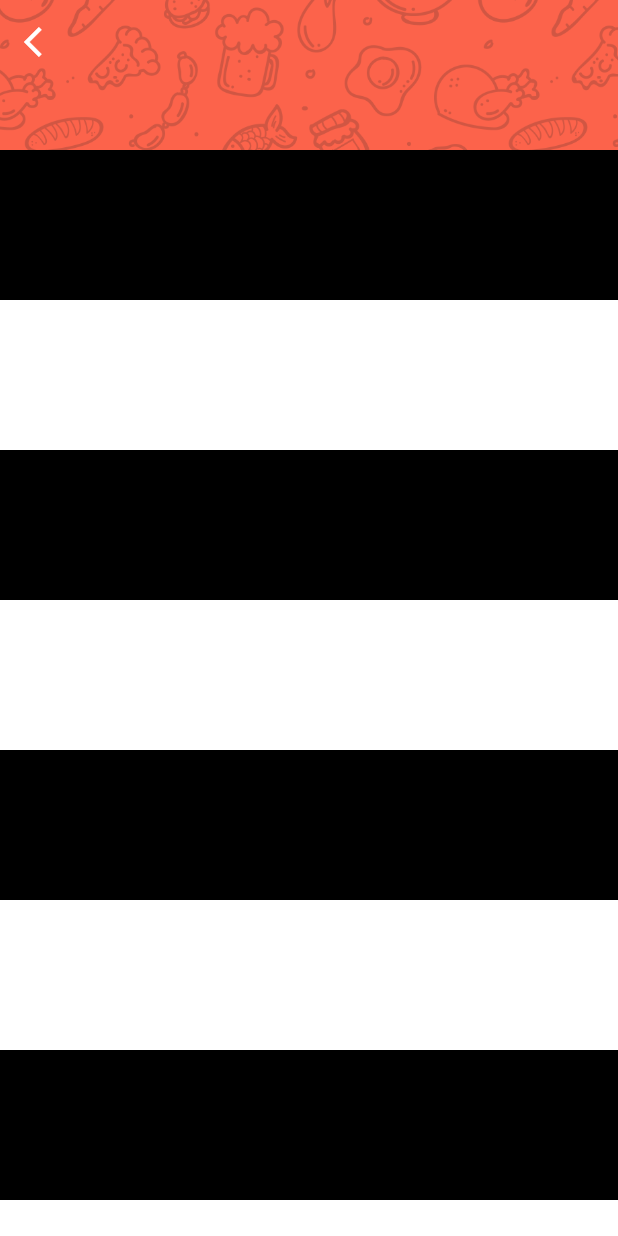
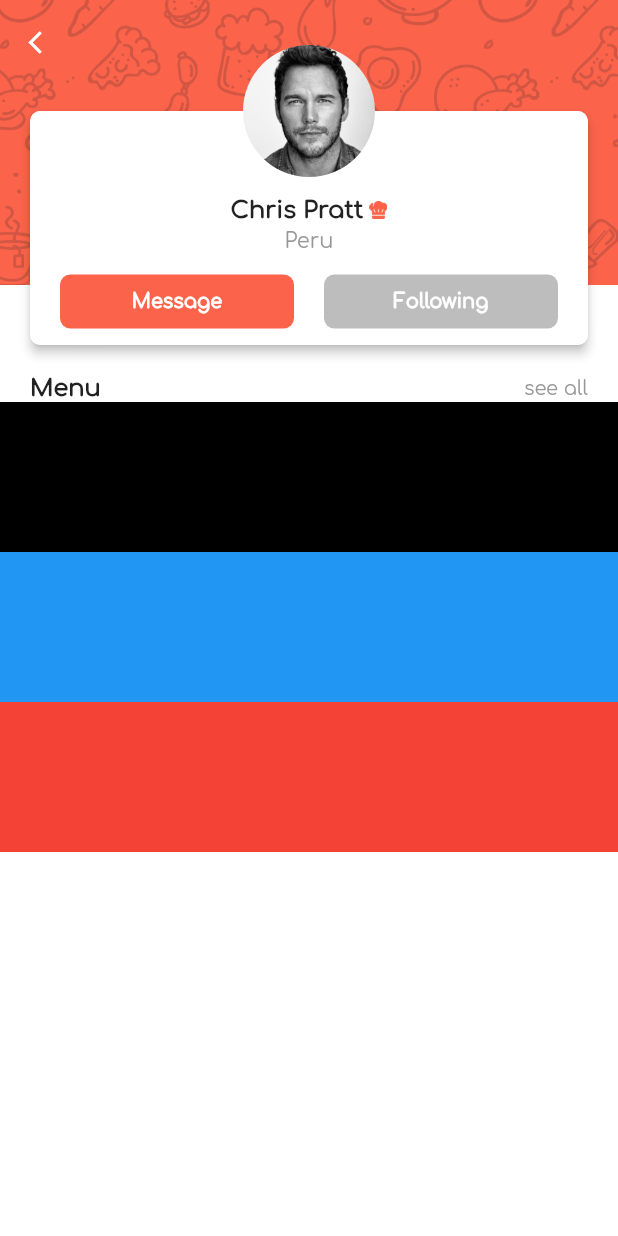
Before and after one commit to VLEIX/CleanDesigns, a Flutter app: the ChefProfile screen opened directly, on a phone screen of 412 x 824 dp. Run offline on Flutter 3.47's test engine with Material 2 defaults, Android fonts, the phone set to English and light mode, and no system bars; project files that could hold a hidden picture were left out.

Commit message:
info user material added

```diff
--- a/lib/chefProfile.dart
+++ b/lib/chefProfile.dart
@@ -6,10 +6,14 @@ class ChefProfile extends StatefulWidget {
 }
 
 class _ChefProfileState extends State<ChefProfile> {
+  Color orangeColor = Color(0xFFFC634B);
+  Color greyColor = Color(0xFFBDBDBD);
+  Color greyTextColor = Color(0xFF989898);
+
   @override
   Widget build(BuildContext context) {
     return Scaffold(
-      backgroundColor: Color(0xFFFC634B),
+      backgroundColor: orangeColor,
       body: Stack(
         children: <Widget>[
           Opacity(
@@ -23,13 +27,26 @@ class _ChefProfileState extends State<ChefProfile> {
               ),
             ),
           ),
+          Container(
+            margin: EdgeInsets.only(top: 190.0),
+            color: Colors.white,
+          ),
           ListView(
             children: <Widget>[
               Container(
-                height: 100.0,
+                height: 30.0,
                 width: double.infinity,
                 color: Colors.transparent,
               ),
+              Container(
+                margin: EdgeInsets.only(left: 20.0, right: 20.0),
+                height: 200.0,
+                child: profileUser(),
+              ),
+              SizedBox(
+                height: 20.0,
+              ),
+              headerSection('Menu'),
               Container(
                 height: 100.0,
                 width: double.infinity,
@@ -38,57 +55,17 @@ class _ChefProfileState extends State<ChefProfile> {
               Container(
                 height: 100.0,
                 width: double.infinity,
-                color: Colors.white,
+                color: Colors.blue,
               ),
               Container(
                 height: 100.0,
                 width: double.infinity,
-                color: Colors.black,
-              ),
-              Container(
-                height: 100.0,
-                width: double.infinity,
-                color: Colors.white,
-              ),
-              Container(
-                height: 100.0,
-                width: double.infinity,
-                color: Colors.black,
-              ),
-              Container(
-                height: 100.0,
-                width: double.infinity,
-                color: Colors.white,
-              ),
-              Container(
-                height: 100.0,
-                width: double.infinity,
-                color: Colors.black,
-              ),
-              Container(
-                height: 100.0,
-                width: double.infinity,
-                color: Colors.white,
-              ),
-              Container(
-                height: 100.0,
-                width: double.infinity,
-                color: Colors.black,
-              ),
-              Container(
-                height: 100.0,
-                width: double.infinity,
-                color: Colors.white,
-              ),
-              Container(
-                height: 100.0,
-                width: double.infinity,
-                color: Colors.green,
+                color: Colors.red,
               ),
             ],
           ),
           Container(
-            height: 80.0,
+            height: 110.0,
             width: double.infinity,
             child: AppBar(
               backgroundColor: Colors.transparent,
@@ -97,6 +74,7 @@ class _ChefProfileState extends State<ChefProfile> {
                 icon: Icon(Icons.arrow_back_ios),
                 tooltip: 'Back',
                 color: Colors.white,
+                iconSize: 18.0,
                 onPressed: () {
                   Navigator.pop(context);
                 },
@@ -107,4 +85,182 @@ class _ChefProfileState extends State<ChefProfile> {
       ),
     );
   }
+
+  Widget profileUser() {
+    return Stack(
+      children: <Widget>[
+        Container(
+          margin: EdgeInsets.only(top: 44.0),
+          child: Material(
+            elevation: 3.0,
+            borderRadius: BorderRadius.circular(7.0),
+            child: Container(
+              width: double.infinity,
+              decoration: BoxDecoration(
+                borderRadius: BorderRadius.circular(7.0),
+                color: Colors.white,
+              ),
+              child: Column(
+                mainAxisAlignment: MainAxisAlignment.center,
+                children: <Widget>[
+                  SizedBox(
+                    height: 52.0,
+                  ),
+                  Row(
+                    mainAxisAlignment: MainAxisAlignment.center,
+                    children: <Widget>[
+                      Text(
+                        'Chris Pratt',
+                        style: TextStyle(
+                          fontFamily: 'Comfortaa',
+                          fontSize: 16.0,
+                          fontWeight: FontWeight.w900,
+                        ),
+                      ),
+                      SizedBox(
+                        width: 4.0,
+                      ),
+                      Container(
+                        height: 12.0,
+                        width: 12.0,
+                        decoration: BoxDecoration(
+                          image: DecorationImage(
+                            image: AssetImage('images/chef.png'),
+                            fit: BoxFit.cover,
+                          ),
+                        ),
+                      ),
+                    ],
+                  ),
+                  SizedBox(
+                    height: 4.0,
+                  ),
+                  Text(
+                    'Peru',
+                    style: TextStyle(
+                      fontFamily: 'Comfortaa',
+                      fontSize: 14.0,
+                      fontWeight: FontWeight.normal,
+                      color: greyTextColor,
+                    ),
+                  ),
+                  SizedBox(
+                    height: 8.0,
+                  ),
+                  Row(
+                    mainAxisAlignment: MainAxisAlignment.center,
+                    children: <Widget>[
+                      SizedBox(
+                        width: 20.0,
+                      ),
+                      Flexible(
+                        flex: 1,
+                        child: SizedBox(
+                          width: double.infinity,
+                          child: FlatButton(
+                            shape: RoundedRectangleBorder(
+                              borderRadius: BorderRadius.circular(7.0),
+                            ),
+                            color: orangeColor,
+                            child: Text(
+                              'Message',
+                              style: TextStyle(
+                                fontFamily: 'Comfortaa',
+                                fontSize: 13.0,
+                                fontWeight: FontWeight.bold,
+                                color: Colors.white,
+                              ),
+                            ),
+                            onPressed: () {},
+                          ),
+                        ),
+                      ),
+                      SizedBox(
+                        width: 20.0,
+                      ),
+                      Flexible(
+                        flex: 1,
+                        child: SizedBox(
+                          width: double.infinity,
+                          child: FlatButton(
+                            shape: RoundedRectangleBorder(
+                              borderRadius: BorderRadius.circular(7.0),
+                            ),
+                            color: greyColor,
+                            child: Text(
+                              'Following',
+                              style: TextStyle(
+                                fontFamily: 'Comfortaa',
+                                fontSize: 13.0,
+                                fontWeight: FontWeight.bold,
+                                color: Colors.white,
+                              ),
+                            ),
+                            onPressed: () {},
+                          ),
+                        ),
+                      ),
+                      SizedBox(
+                        width: 20.0,
+                      ),
+                    ],
+                  ),
+                ],
+              ),
+            ),
+          ),
+        ),
+        Container(
+          alignment: Alignment.topCenter,
+          child: Container(
+            height: 88.0,
+            width: 88.0,
+            decoration: BoxDecoration(
+              borderRadius: BorderRadius.circular(44.0),
+              image: DecorationImage(
+                image: AssetImage('images/chris.jpg'),
+                fit: BoxFit.cover,
+              ),
+            ),
+          ),
+        ),
+      ],
+    );
+  }
+
+  Widget headerSection(String title) {
+    return Padding(
+      padding: const EdgeInsets.only(
+        left: 20.0,
+        right: 20.0,
+      ),
+      child: Row(
+        mainAxisAlignment: MainAxisAlignment.spaceBetween,
+        children: <Widget>[
+          Text(
+            title,
+            style: TextStyle(
+              fontFamily: 'Comfortaa',
+              fontSize: 16.0,
+              fontWeight: FontWeight.bold,
+            ),
+          ),
+          Text(
+            'see all',
+            style: TextStyle(
+              fontFamily: 'Comfortaa',
+              fontSize: 13.0,
+              fontWeight: FontWeight.normal,
+              color: greyTextColor,
+            ),
+          ),
+        ],
+      ),
+    );
+  }
+
+  Widget menuCard(String title, String imgPath, String type, int rating,
+      double views, double likes) {
+    return Padding();
+  }
 }
--- a/pubspec.yaml
+++ b/pubspec.yaml
@@ -57,6 +57,7 @@ flutter:
     - images/fruitpancake.jpeg
     - images/noodles.jpeg
     - images/food_pattern.png
+    - images/chef.png
 
   # An image asset can refer to one or more resolution-specific "variants", see
   # https://flutter.dev/assets-and-images/#resolution-aware.
```
Also changed, not shown: images/chef.png (added), pubspec.lock.
